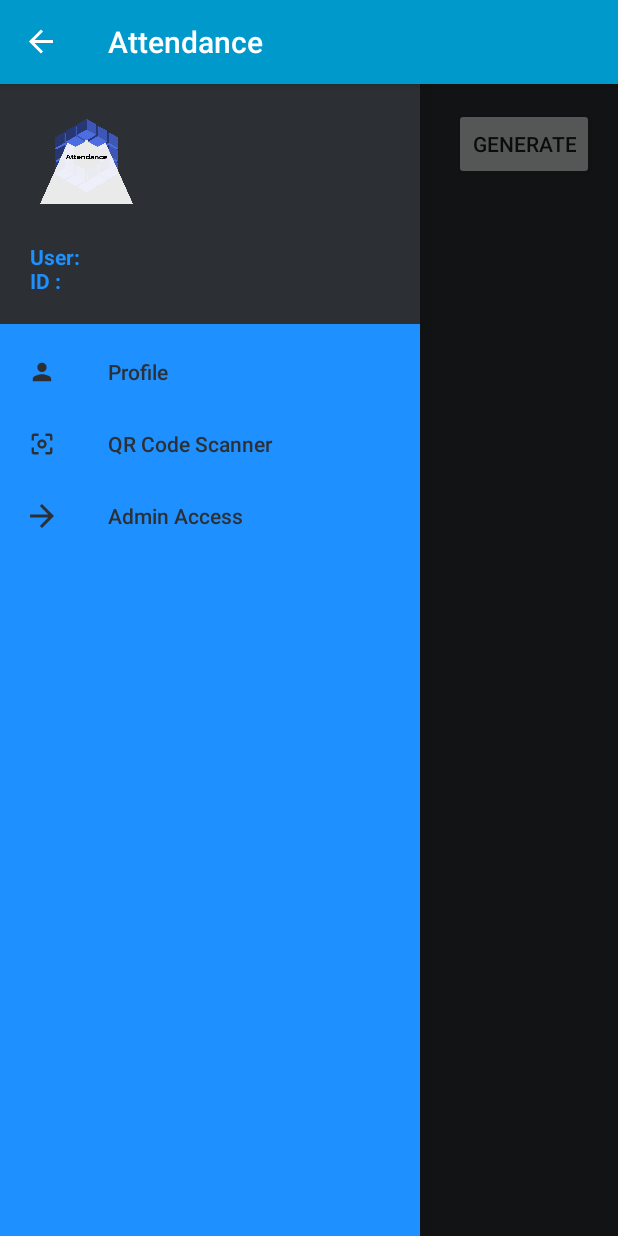
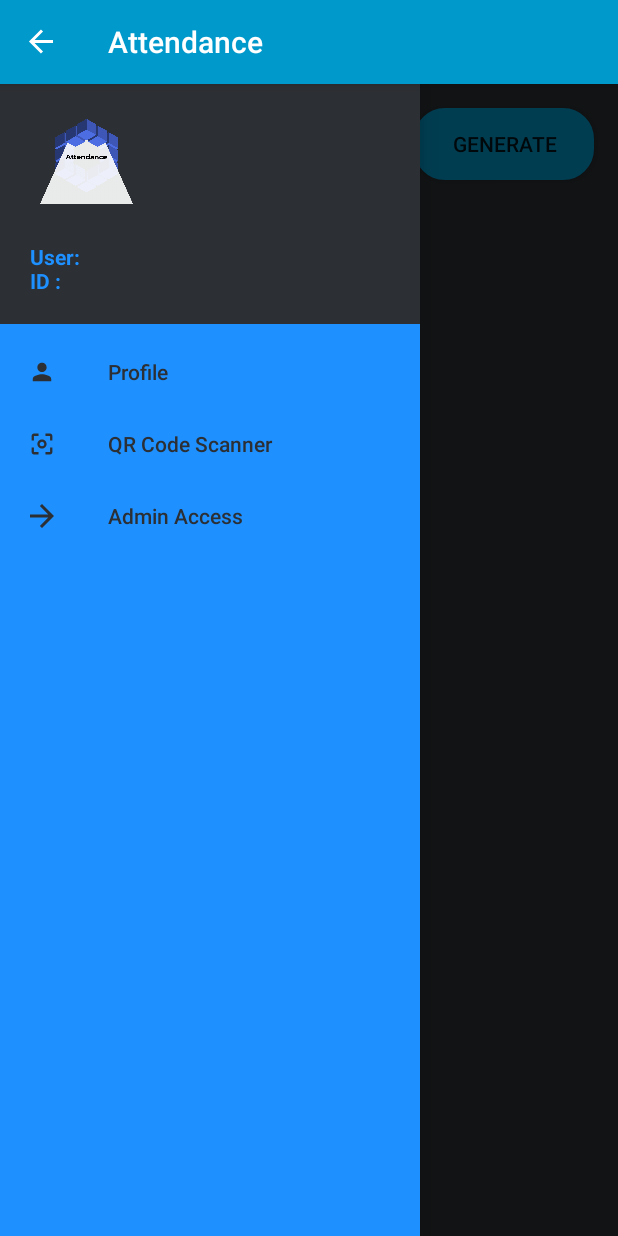
Before and after one commit to Goldenboycoder/Attendance, an Android app: the fragment GeneratorFragment placed in its activity, with the side drawer open, on a phone screen of 412 x 824 dp. Run offline under Robolectric (Android 15) with nearby library versions, the phone set to English and light mode, and no system bars; our stand-ins replace Firebase (no records; nobody signed in at launch, a user with empty details on screens opened directly); libraries missing offline, so code that uses them is left out: androidmads.library.qrgenearator.

Commit message:
Patrick Balian created layouts for spinner

```diff
--- a/app/src/main/java/com/example/attendance/GeneratorFragment.java
+++ b/app/src/main/java/com/example/attendance/GeneratorFragment.java
@@ -116,8 +116,11 @@ public class GeneratorFragment extends Fragment {
                     for (int i = 0; i < courses.size(); i++) {
                         CourseIDs.add(courses.get(i).getId());
                     }
-                    adapter = new ArrayAdapter<>(getActivity(), android.R.layout.simple_spinner_item, CourseIDs);
-                    adapter.setDropDownViewResource(android.R.layout.simple_spinner_dropdown_item);
+                    //adapter = new ArrayAdapter<>(getActivity(), android.R.layout.simple_spinner_item, CourseIDs);
+                    //created a customized layout for the selected item
+                    adapter = new ArrayAdapter<>(getActivity(),R.layout.spinner_item,CourseIDs);
+                    //created a customized item drop down layout
+                    adapter.setDropDownViewResource(R.layout.spinner_dropdown_item);
                     spinner.setAdapter(adapter);
                     Log.d("task", "hi" + CourseIDs.size());
                     h.postDelayed(runnable, delay);
--- a/app/src/main/res/layout/fragment_generator.xml
+++ b/app/src/main/res/layout/fragment_generator.xml
@@ -5,15 +5,17 @@
     android:layout_width="match_parent"
     android:layout_height="match_parent"
     android:orientation="vertical"
+    android:background="@color/colorPrimary"
     tools:context=".GeneratorFragment">
 
     <Button
         android:id="@+id/start"
-        android:layout_width="wrap_content"
+        android:layout_width="120dp"
         android:layout_height="wrap_content"
         android:layout_marginTop="16dp"
         android:layout_marginEnd="16dp"
         android:layout_marginBottom="103dp"
+        android:background="@drawable/editteext_rounded_bg"
         android:text="generate"
         app:layout_constraintBottom_toTopOf="@+id/QR_Image"
         app:layout_constraintEnd_toEndOf="parent"
```
Also changed, not shown: app/src/main/res/layout/spinner_dropdown_item.xml (added, +14 -0 lines), app/src/main/res/layout/spinner_item.xml (added, +11 -0 lines).
